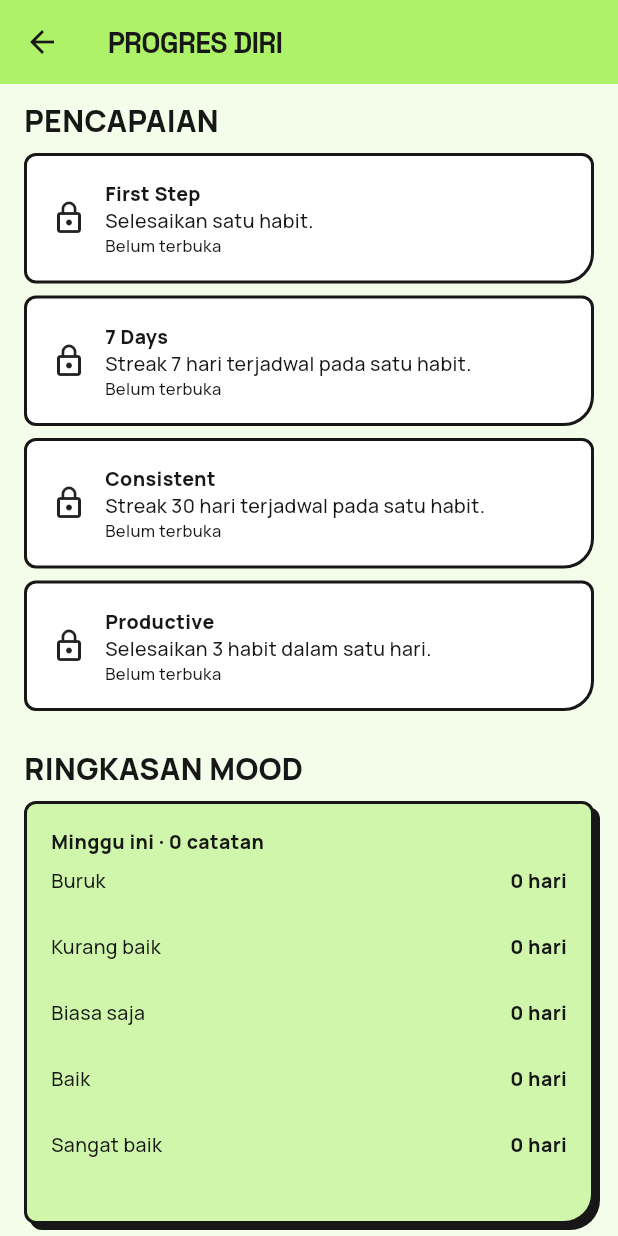
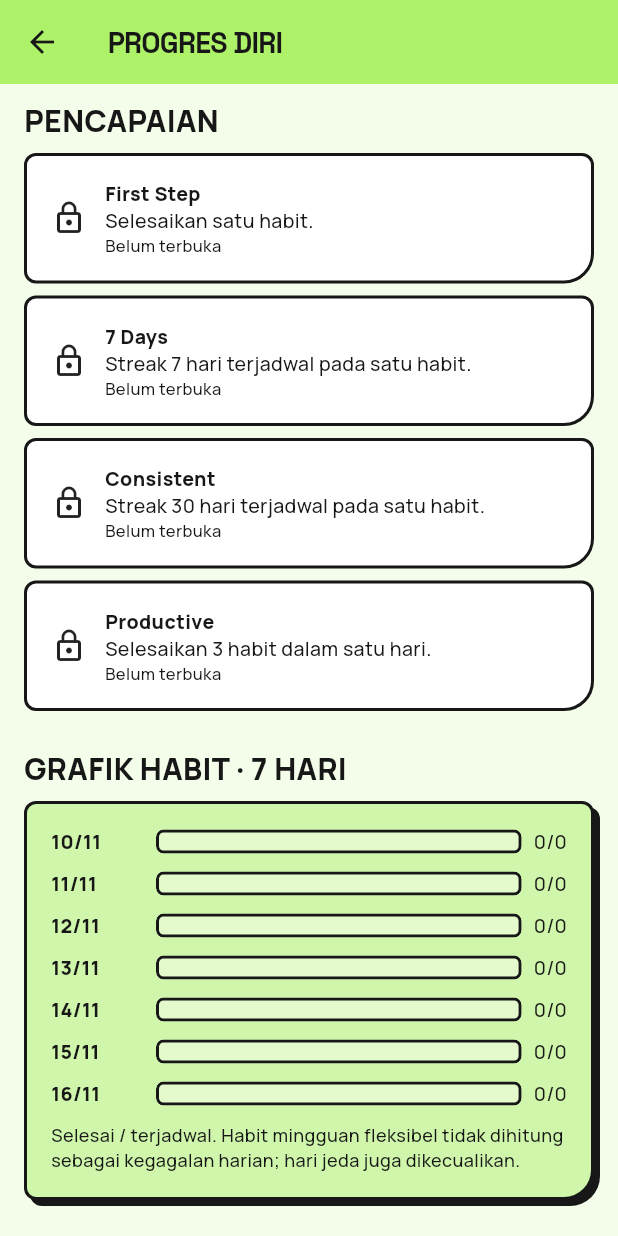
Before and after one commit to colpad999/apk-idk, a Flutter app: the LifeInsightsPage screen opened directly, on a phone screen of 412 x 824 dp. Run offline on Flutter 3.47's test engine with Material 3 defaults, Android fonts, the phone set to English and light mode, and no system bars; our stand-ins replace drift, drift_flutter, file_picker, fl_chart, flutter_local_notifications, flutter_riverpod and 3 more; accounts and stored records are empty.

Commit message:
Add seven day habit completion report
Co-authored-by: arena-agent <297053741+arena-agent@users.noreply.github.com>

```diff
--- a/lib/domain/life_insights.dart
+++ b/lib/domain/life_insights.dart
@@ -46,3 +46,29 @@ List<HabitAchievement> habitAchievements(List<Habit> habits, DateTime now) {
     HabitAchievement('Productive', 'Selesaikan 3 habit dalam satu hari.', perDay.values.any((count) => count >= 3)),
   ];
 }
+
+/// One bar per local calendar day, excluding flexible weekly habits, pauses,
+/// unscheduled days, and dates outside a habit's active range.
+class HabitDailyReport {
+  const HabitDailyReport(this.date, this.completed, this.scheduled);
+  final CivilDate date;
+  final int completed, scheduled;
+}
+
+List<HabitDailyReport> habitDailyReport(List<Habit> habits, CivilDate end, {int days = 7}) {
+  if (days < 1 || days > 366) throw ArgumentError.value(days, 'days');
+  return [
+    for (var offset = days - 1; offset >= 0; offset--)
+      _reportDay(habits, end.addDays(-offset)),
+  ];
+}
+
+HabitDailyReport _reportDay(List<Habit> habits, CivilDate date) {
+  final opportunities = habits.where((h) => !h.isFlexible && h.isOpportunity(date.value));
+  var total = 0, done = 0;
+  for (final habit in opportunities) {
+    total++;
+    if (habit.isComplete(date.value)) done++;
+  }
+  return HabitDailyReport(date, done, total);
+}
--- a/lib/features/insights/life_insights_page.dart
+++ b/lib/features/insights/life_insights_page.dart
@@ -41,6 +41,25 @@ class LifeInsightsPage extends ConsumerWidget {
           ]),
         ),
         const SizedBox(height: 16),
+        const Text('GRAFIK HABIT · 7 HARI', style: TextStyle(fontSize: 20, fontWeight: FontWeight.w900)),
+        const SizedBox(height: 8),
+        habits.when(
+          loading: () => const Center(child: CircularProgressIndicator()),
+          error: (_, __) => NeoErrorCard(onRetry: () => ref.invalidate(habitsProvider)),
+          data: (items) => NeoCard(color: palette.accent, child: Column(crossAxisAlignment: CrossAxisAlignment.start, children: [
+            for (final day in habitDailyReport(items, today)) ...[
+              Row(children: [
+                SizedBox(width: 70, child: Text('${day.date.day}/${day.date.month}', style: const TextStyle(fontWeight: FontWeight.w800))),
+                Expanded(child: NeoProgressBar(progress: day.scheduled == 0 ? 0 : day.completed / day.scheduled)),
+                const SizedBox(width: 8),
+                Text('${day.completed}/${day.scheduled}'),
+              ]),
+              const SizedBox(height: 10),
+            ],
+            const Text('Selesai / terjadwal. Habit mingguan fleksibel tidak dihitung sebagai kegagalan harian; hari jeda juga dikecualikan.', style: TextStyle(fontSize: 12)),
+          ])),
+        ),
+        const SizedBox(height: 16),
         const Text('RINGKASAN MOOD', style: TextStyle(fontSize: 20, fontWeight: FontWeight.w900)),
         const SizedBox(height: 8),
         entries.when(
```
Also changed, not shown: 1 other file.
